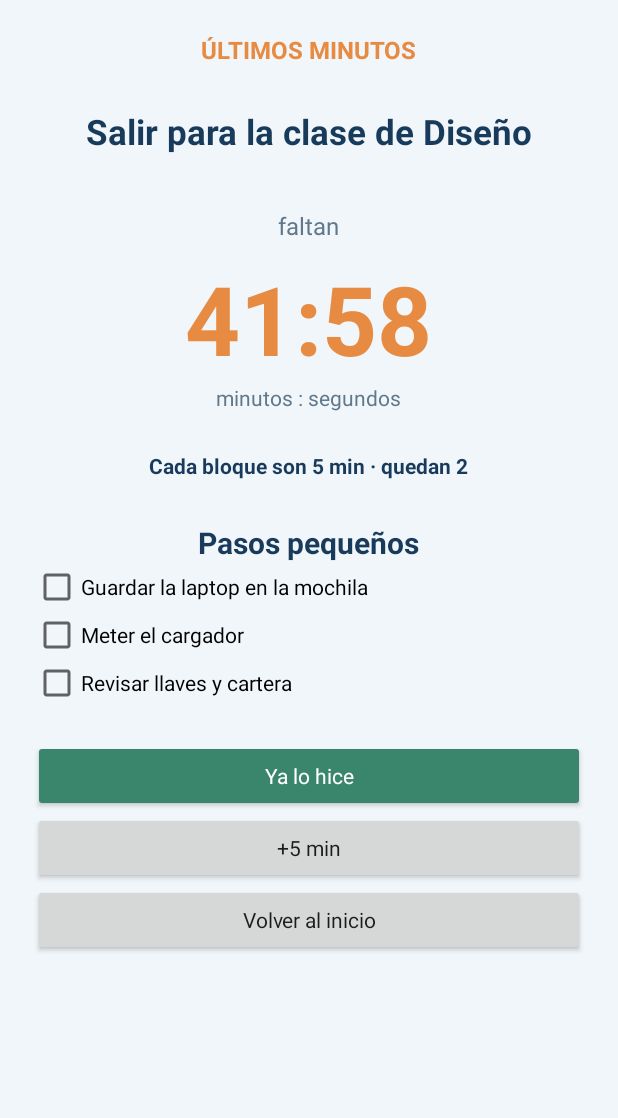
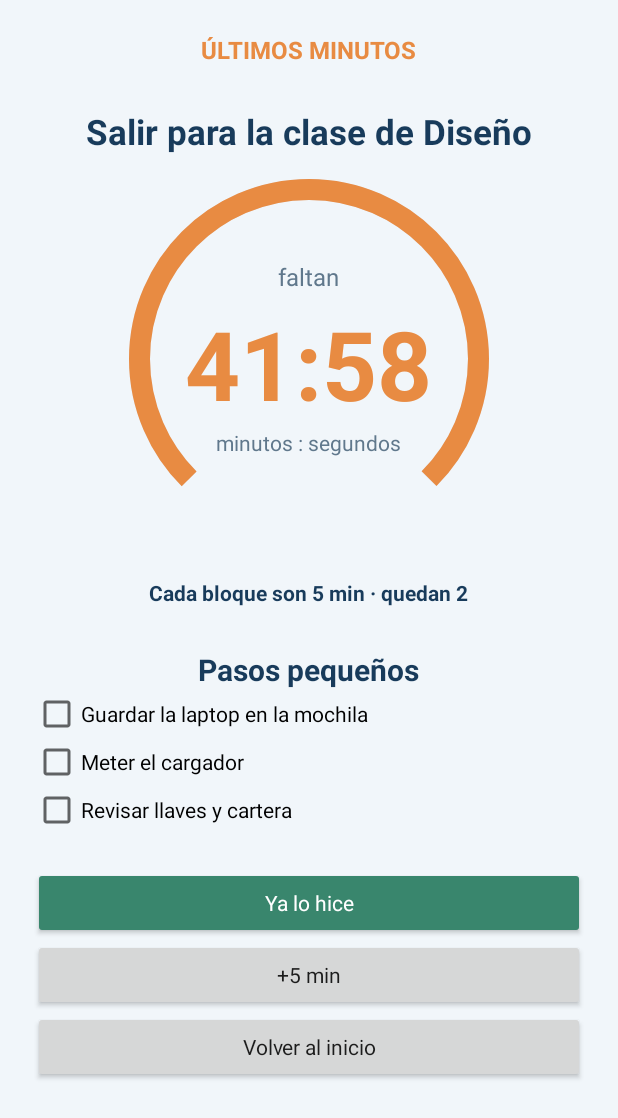
Before and after one commit to XxR4V3NxX/Ahorita, an Android app: the screen it shows after launch (MainActivity), after a tap on "Empezar ahora", on a phone screen of 412 x 824 dp. Shown: the top 1118 px of the screen. Run offline under Robolectric (Android 15) with nearby library versions, the phone set to English and light mode, and no system bars.

Commit message:
ajustes de errores de el preview, cambio al gitignore y barra de countdown

```diff
--- /dev/null
+++ b/app/src/main/java/com/ahorita/app/ArcProgressView.java
@@ -0,0 +1,57 @@
+package com.ahorita.app;
+
+import android.content.Context;
+import android.graphics.Canvas;
+import android.graphics.Paint;
+import android.graphics.RectF;
+import android.util.AttributeSet;
+import android.view.View;
+
+public class ArcProgressView extends View {
+
+    private static final float START_ANGLE = 135f; // inicia en la esquina inferior izquierda
+    private static final float FULL_SWEEP = 270f;  // 270° de recorrido, deja abierta la parte de abajo
+
+    private final Paint trackPaint = new Paint(Paint.ANTI_ALIAS_FLAG);
+    private final Paint progressPaint = new Paint(Paint.ANTI_ALIAS_FLAG);
+    private final RectF arcBounds = new RectF();
+    private float progress = 1f; // 1 = lleno, 0 = vacío
+
+    public ArcProgressView(Context context, AttributeSet attrs) {
+        super(context, attrs);
+        float stroke = 14 * context.getResources().getDisplayMetrics().density;
+
+        trackPaint.setStyle(Paint.Style.STROKE);
+        trackPaint.setStrokeWidth(stroke);
+        trackPaint.setStrokeCap(Paint.Cap.BUTT);
+        trackPaint.setColor(0xFFE2E6EE); // gris claro de fondo
+
+        progressPaint.setStyle(Paint.Style.STROKE);
+        progressPaint.setStrokeWidth(stroke);
+        progressPaint.setStrokeCap(Paint.Cap.BUTT);
+        progressPaint.setColor(context.getResources().getColor(R.color.ah_orange, context.getTheme()));
+    }
+
+    @Override
+    protected void onSizeChanged(int w, int h, int oldw, int oldh) {
+        super.onSizeChanged(w, h, oldw, oldh);
+        float stroke = trackPaint.getStrokeWidth();
+        float size = Math.min(w, h) - stroke; // diámetro del círculo, dejando espacio para el grosor
+        float left = (w - size) / 2f;
+        float top = (h - size) / 2f;
+        arcBounds.set(left, top, left + size, top + size);
+    }
+
+    /** Recibe un valor de 0 a 1 con la proporción de tiempo restante. */
+    public void setProgress(float value) {
+        progress = Math.max(0f, Math.min(1f, value));
+        invalidate(); // pide redibujar la vista
+    }
+
+    @Override
+    protected void onDraw(Canvas canvas) {
+        super.onDraw(canvas);
+        canvas.drawArc(arcBounds, START_ANGLE, FULL_SWEEP, false, trackPaint);
+        canvas.drawArc(arcBounds, START_ANGLE, FULL_SWEEP * progress, false, progressPaint);
+    }
+}
--- a/app/src/main/java/com/ahorita/app/MainActivity.java
+++ b/app/src/main/java/com/ahorita/app/MainActivity.java
@@ -15,6 +15,7 @@ public class MainActivity extends Activity {
     // DATOS TEMPORALES: sustituir por repositorio/base de datos cuando exista backend.
     private String taskTitle = "Salir para la clase de Diseño";
     private long taskDurationMillis = 42 * 60 * 1000L;
+    private long totalMillis = taskDurationMillis;
     private CountDownTimer countDownTimer;
     private long remainingMillis = taskDurationMillis;
 
@@ -56,6 +57,7 @@ public class MainActivity extends Activity {
             taskTitle = value;
             // TODO: guardar la tarea y sus avisos en la base de datos.
             remainingMillis = taskDurationMillis;
+            totalMillis = taskDurationMillis; // NUEVO: al crear una tarea nueva, el total vuelve a la duración base
             showHome();
         });
         findViewById(R.id.btnCancelTask).setOnClickListener(v -> showHome());
@@ -65,8 +67,10 @@ public class MainActivity extends Activity {
         setContentView(R.layout.activity_countdown);
         TextView task = findViewById(R.id.tvCountdownTask);
         TextView timer = findViewById(R.id.tvCountdown);
+        ArcProgressView arc = findViewById(R.id.arcCountdown); // NUEVO
         task.setText(taskTitle);
         updateTimerText(timer, remainingMillis);
+        updateArc(arc); // NUEVO: el arco arranca con el progreso correcto
 
         findViewById(R.id.btnDone).setOnClickListener(v -> {
             if (countDownTimer != null) countDownTimer.cancel();
@@ -77,30 +81,38 @@ public class MainActivity extends Activity {
         findViewById(R.id.btnAddFive).setOnClickListener(v -> {
             if (countDownTimer != null) countDownTimer.cancel();
             remainingMillis += 5 * 60 * 1000L;
-            startTimer(timer);
+            totalMillis += 5 * 60 * 1000L; // NUEVO: el total crece igual que el tiempo, para que el arco no pase de lleno
+            startTimer(timer, arc);        // CAMBIA: ahora recibe también el arco
         });
         findViewById(R.id.btnBackHome).setOnClickListener(v -> {
             if (countDownTimer != null) countDownTimer.cancel();
             showHome();
         });
-        startTimer(timer);
+        startTimer(timer, arc);            // CAMBIA: ahora recibe también el arco
     }
 
-    private void startTimer(TextView timerView) {
+    private void startTimer(TextView timerView, ArcProgressView arc) { // CAMBIA: nuevo parámetro
         if (countDownTimer != null) countDownTimer.cancel();
         countDownTimer = new CountDownTimer(remainingMillis, 1000) {
             @Override public void onTick(long millisUntilFinished) {
                 remainingMillis = millisUntilFinished;
                 updateTimerText(timerView, remainingMillis);
+                updateArc(arc); // NUEVO: actualiza el arco en cada segundo
             }
             @Override public void onFinish() {
                 remainingMillis = 0;
                 updateTimerText(timerView, 0);
+                updateArc(arc); // NUEVO: el arco queda vacío al terminar
                 Toast.makeText(MainActivity.this, "¡Se terminó el tiempo!", Toast.LENGTH_LONG).show();
             }
         }.start();
     }
 
+    // NUEVO: convierte el tiempo restante en proporción (0 a 1) y se lo pasa al arco
+    private void updateArc(ArcProgressView arc) {
+        if (totalMillis <= 0) return;
+        arc.setProgress((float) remainingMillis / totalMillis);
+    }
     private void updateTimerText(TextView view, long millis) {
         long totalSeconds = Math.max(0, millis / 1000);
         view.setText(String.format(Locale.getDefault(), "%02d:%02d",
--- a/app/src/main/res/layout/activity_countdown.xml
+++ b/app/src/main/res/layout/activity_countdown.xml
@@ -3,22 +3,42 @@
     android:background="@color/ah_background" android:fillViewport="true">
     <LinearLayout android:layout_width="match_parent" android:layout_height="wrap_content"
         android:gravity="center_horizontal" android:orientation="vertical" android:padding="22dp">
+
         <TextView android:layout_width="wrap_content" android:layout_height="wrap_content"
             android:text="ÚLTIMOS MINUTOS" android:textColor="@color/ah_orange"
             android:textSize="16sp" android:textStyle="bold"/>
+
         <TextView android:id="@+id/tvCountdownTask" android:layout_width="match_parent"
             android:layout_height="wrap_content" android:layout_marginTop="28dp"
             android:gravity="center" android:text="Salir para la clase de Diseño"
             android:textColor="@color/ah_navy" android:textSize="23sp" android:textStyle="bold"/>
+
+        <!-- NUEVO: contenedor del arco y del texto del contador -->
+        <FrameLayout android:layout_width="match_parent" android:layout_height="240dp"
+            android:layout_marginTop="16dp">
+
+            <!-- NUEVO: arco que se acorta con el tiempo -->
+            <com.ahorita.app.ArcProgressView
+                android:id="@+id/arcCountdown"
+                android:layout_width="match_parent" android:layout_height="match_parent"/>
+
+            <!-- MOVIDO: estos tres TextView ahora van centrados dentro del FrameLayout -->
+            <LinearLayout android:layout_width="wrap_content" android:layout_height="wrap_content"
+                android:layout_gravity="center" android:gravity="center_horizontal"
+                android:orientation="vertical">
+
                 <TextView android:layout_width="wrap_content" android:layout_height="wrap_content"
-            android:layout_marginTop="36dp" android:text="faltan" android:textColor="@color/ah_muted"
+                    android:text="faltan" android:textColor="@color/ah_muted"
                     android:textSize="16sp"/>
                 <TextView android:id="@+id/tvCountdown" android:layout_width="wrap_content"
-            android:layout_height="wrap_content" android:layout_marginTop="8dp"
+                    android:layout_height="wrap_content" android:layout_marginTop="4dp"
                     android:text="09:12" android:textColor="@color/ah_orange"
                     android:textSize="64sp" android:textStyle="bold"/>
                 <TextView android:layout_width="wrap_content" android:layout_height="wrap_content"
                     android:text="minutos : segundos" android:textColor="@color/ah_muted"/>
+            </LinearLayout>
+        </FrameLayout>
+
         <TextView android:layout_width="wrap_content" android:layout_height="wrap_content"
             android:layout_marginTop="26dp" android:text="Cada bloque son 5 min · quedan 2"
             android:textColor="@color/ah_navy" android:textStyle="bold"/>
--- a/app/src/main/res/values/styles.xml
+++ b/app/src/main/res/values/styles.xml
@@ -1,6 +1,6 @@
 <resources>
     <style name="Theme.Ahorita" parent="@android:style/Theme.Material.Light.NoActionBar">
-        <item name="android:fontFamily">sans</item>
+        <item name="android:fontFamily">sans-serif</item>
         <item name="android:colorAccent">@color/ah_navy</item>
         <item name="android:statusBarColor">@color/ah_background</item>
         <item name="android:navigationBarColor">@color/ah_background</item>
```
Also changed, not shown: 46 other files. Lines whose indentation alone changed are shown as unchanged.
